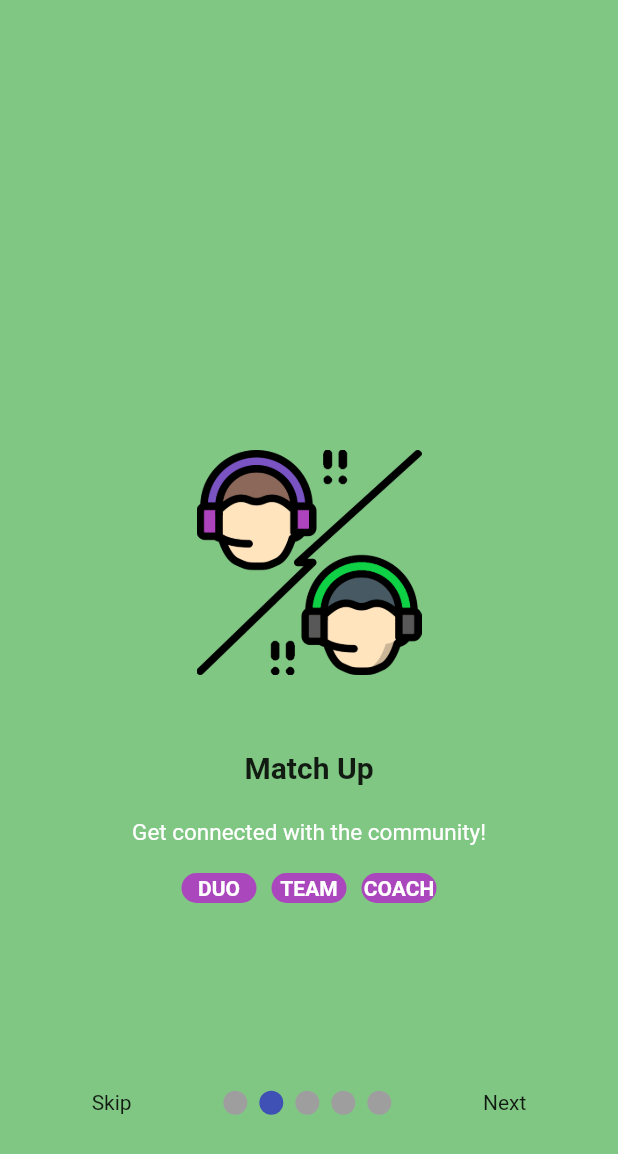
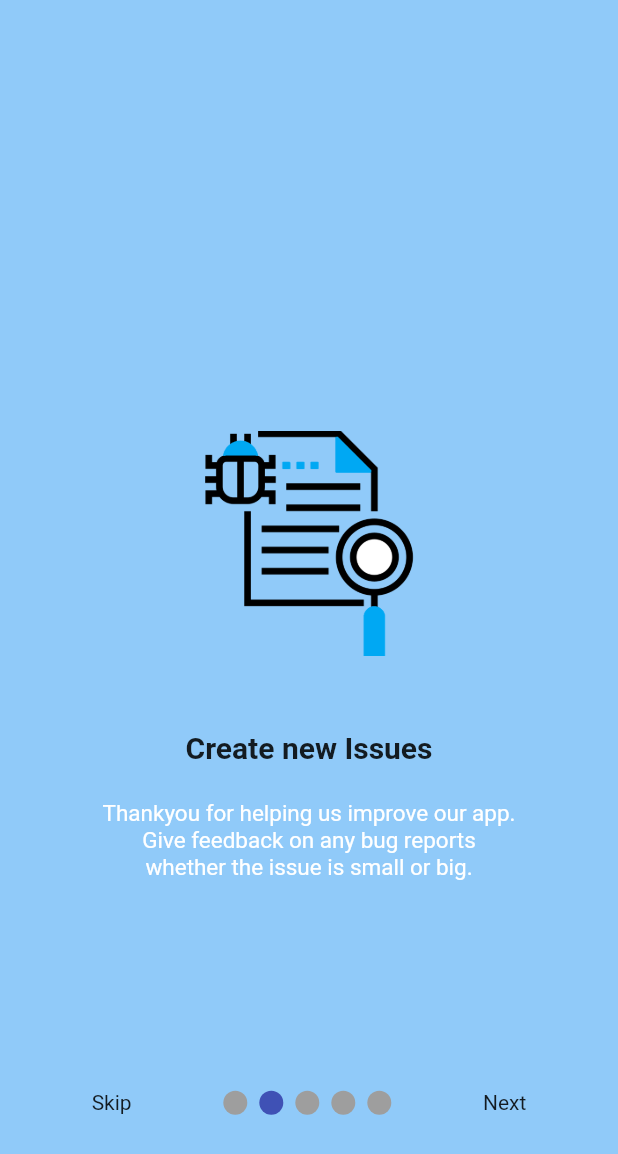
Before and after one commit to MichaelCalbay/projectloner-sdp, a Flutter app: the OnboardingScreen screen opened directly, after a tap on "Next", on a phone screen of 412 x 824 dp. Shown: the top 1154 px of the screen. Run offline on Flutter 3.47's test engine with Material 2 defaults, Android fonts, the phone set to English and light mode, and no system bars; drawn by our look-alikes of smooth_page_indicator; our stand-ins replace cloud_firestore, firebase_auth, firebase_core, fluttertoast, shared_preferences; missing offline and left inert: instabug_flutter; accounts and stored records are empty.

Commit message:
Updating Onboarding
Functions to show onboarding once and change onboarding to first view off app

```diff
--- a/lib/auth/VerifyEmail.dart
+++ b/lib/auth/VerifyEmail.dart
@@ -5,7 +5,7 @@ import 'dart:async';
 import 'package:firebase_auth/firebase_auth.dart';
 import 'package:flutter/material.dart';
 import 'package:projectloner/auth/LoginPage.dart';
-import 'package:projectloner/views/onboarding_screen.dart';
+import 'package:projectloner/views/HomeView.dart';
 
 class VerifyEmailPage extends StatefulWidget {
   const VerifyEmailPage({Key? key}) : super(key: key);
@@ -70,7 +70,7 @@ class _VerifyEmailPageState extends State<VerifyEmailPage> {
 
   @override
   Widget build(BuildContext context) => isEmailVerified
-      ? const OnboardingScreen()
+      ? const HomePage()
       : Scaffold(
           appBar: AppBar(
             title: Text('Email Verification'),
--- a/lib/intro/FirstTime.dart
+++ /dev/null
@@ -1,27 +0,0 @@
-import 'package:shared_preferences/shared_preferences.dart';
-
-class FirstTime{
-Future < int > getOnce() async {
-    int ? intValue;
-    SharedPreferences prefs = await SharedPreferences.getInstance();
-    //Return String
-
-    if (prefs.getInt("initScreen") == null) {
-      intValue = 0;
-    } else {
-      intValue = prefs.getInt("initScreen");
-    }
-
-    return intValue!;
-  }
-
-  Future once(int num) async {
-    SharedPreferences prefs = await SharedPreferences.getInstance();
-    //initScreen
-    await prefs.setInt("initScreen", num);
-
-    int initScreen = (prefs.getInt("initScreen")) !;
-    print('initScreen ${initScreen}');
-    // return initScreen;
-  }
-}
--- a/lib/intro/IntroPage_1.dart
+++ b/lib/intro/IntroPage_1.dart
@@ -4,35 +4,34 @@ import 'package:flutter/material.dart';
 class PageOne extends StatelessWidget {
   const PageOne({Key? key}) : super(key: key);
 
-/*======= REPORT PAGE ========*/
+  /*======= WELCOME PAGE ========*/
 
   @override
   Widget build(BuildContext context) {
     return Container(
-    color: Colors.blue[200],
+      color: Colors.purple[200],
       child: Column(
         mainAxisAlignment: MainAxisAlignment.center,
         children: [
-        Image.asset('images/bug.png',
-        width: 150,
-        height: 250,
+          Image.asset('images/gamer.png',
+            width: 200,
+            height: 300,
           ),
           //const SizedBox(height: 150),
           const Text(
-          "Create new Issues\n",
+            "WELCOME TO LONER!",
             style: TextStyle(
               fontSize: 20,
               fontWeight: FontWeight.bold,
             ),
           ),
           const Text(
-          "Thankyou for helping us improve our app.\n"
-          "Give feedback on any bug reports\n"
-          "whether the issue is small or big.",
+            "Find your next gamer\n",
             textAlign: TextAlign.center,
             style: TextStyle(
               fontSize: 15,
-            color: Colors.white,
+              fontWeight: FontWeight.bold,
+              color: Color.fromARGB(255, 137, 243, 220),
             ),
           ),
         ],
--- a/lib/intro/IntroPage_2.dart
+++ b/lib/intro/IntroPage_2.dart
@@ -4,90 +4,35 @@ import 'package:flutter/material.dart';
 class PageTwo extends StatelessWidget {
   const PageTwo({Key? key}) : super(key: key);
 
-  /*======= MATCH UP PAGE ========*/
+/*======= REPORT PAGE ========*/
 
   @override
   Widget build(BuildContext context) {
     return Container(
-    color: Colors.green[300],
+      color: Colors.blue[200],
       child: Column(
         mainAxisAlignment: MainAxisAlignment.center,
         children: [
-        const SizedBox(height: 250),
-        Image.asset('images/players.png',
+          Image.asset('images/bug.png',
             width: 150,
             height: 250,
           ),
-        //const SizedBox(height: 200),
+          //const SizedBox(height: 150),
           const Text(
-          "Match Up\n",
+            "Create new Issues\n",
             style: TextStyle(
               fontSize: 20,
               fontWeight: FontWeight.bold,
             ),
           ),
           const Text(
-          "Get connected with the community!\n",
+            "Thankyou for helping us improve our app.\n"
+                "Give feedback on any bug reports\n"
+                "whether the issue is small or big.",
             textAlign: TextAlign.center,
             style: TextStyle(
               fontSize: 15,
               color: Colors.white,
-          ),
-        ),
-        Expanded(
-          child: Row(
-            mainAxisAlignment: MainAxisAlignment.center,
-            crossAxisAlignment: CrossAxisAlignment.start,
-
-            children: <Widget>[
-              Container(
-                height: 20,
-                width: 50,
-                decoration: BoxDecoration(
-                  borderRadius: BorderRadius.circular(10),
-                  color: Colors.purple[400],
-                ),
-                alignment: Alignment.center,
-                child: const Text('DUO',
-                style: TextStyle(
-                  fontWeight: FontWeight.bold,
-                  color: Colors.white,
-                ),
-                ),
-              ),
-              const SizedBox(width: 10),
-              Container(
-                height: 20,
-                width: 50,
-                decoration: BoxDecoration(
-                  borderRadius: BorderRadius.circular(10),
-                  color: Colors.purple[400],
-                ),
-                alignment: Alignment.center,
-                child: const Text('TEAM',
-                style: TextStyle(
-                  fontWeight: FontWeight.bold,
-                  color: Colors.white,
-                ),
-                ),
-              ),
-              const SizedBox(width: 10),
-               Container(
-                height: 20,
-                width: 50,
-                decoration: BoxDecoration(
-                  borderRadius: BorderRadius.circular(15),
-                  color: Colors.purple[400],
-                ),
-                alignment: Alignment.center,
-                child: const Text('COACH',
-                style: TextStyle(
-                  fontWeight: FontWeight.bold,
-                  color: Colors.white,
-                ),
-                ),
-              ),
-            ],
             ),
           ),
         ],
--- a/lib/intro/IntroPage_3.dart
+++ b/lib/intro/IntroPage_3.dart
@@ -4,34 +4,90 @@ import 'package:flutter/material.dart';
 class PageThree extends StatelessWidget {
   const PageThree({Key? key}) : super(key: key);
 
-  /*======= MESSAGE PAGE ========*/
+  /*======= MATCH UP PAGE ========*/
 
   @override
   Widget build(BuildContext context) {
     return Container(
-    color: Colors.yellow[300],
+      color: Colors.green[300],
       child: Column(
         mainAxisAlignment: MainAxisAlignment.center,
         children: [
-        Image.asset('images/mail.png',
+          const SizedBox(height: 150),
+          Image.asset('images/players.png',
             width: 150,
             height: 250,
           ),
-        //const SizedBox(height: 150),
+          //const SizedBox(height: 200),
           const Text(
-          "Direct Messages\n",
+            "Match Up\n",
             style: TextStyle(
               fontSize: 20,
               fontWeight: FontWeight.bold,
             ),
           ),
           const Text(
-          "Talk one-on-one with people on loner.\n"
-          "Message coaches or players that suite your interest\n",
+            "Get connected with the community!\n",
             textAlign: TextAlign.center,
             style: TextStyle(
               fontSize: 15,
-            color: Colors.grey,
+              color: Colors.white,
+            ),
+          ),
+          Expanded(
+            child: Row(
+              mainAxisAlignment: MainAxisAlignment.center,
+              crossAxisAlignment: CrossAxisAlignment.start,
+
+              children: <Widget>[
+                Container(
+                  height: 20,
+                  width: 50,
+                  decoration: BoxDecoration(
+                    borderRadius: BorderRadius.circular(10),
+                    color: Colors.purple[400],
+                  ),
+                  alignment: Alignment.center,
+                  child: const Text('DUO',
+                    style: TextStyle(
+                      fontWeight: FontWeight.bold,
+                      color: Colors.white,
+                    ),
+                  ),
+                ),
+                const SizedBox(width: 10),
+                Container(
+                  height: 20,
+                  width: 50,
+                  decoration: BoxDecoration(
+                    borderRadius: BorderRadius.circular(10),
+                    color: Colors.purple[400],
+                  ),
+                  alignment: Alignment.center,
+                  child: const Text('TEAM',
+                    style: TextStyle(
+                      fontWeight: FontWeight.bold,
+                      color: Colors.white,
+                    ),
+                  ),
+                ),
+                const SizedBox(width: 10),
+                Container(
+                  height: 20,
+                  width: 50,
+                  decoration: BoxDecoration(
+                    borderRadius: BorderRadius.circular(15),
+                    color: Colors.purple[400],
+                  ),
+                  alignment: Alignment.center,
+                  child: const Text('COACH',
+                    style: TextStyle(
+                      fontWeight: FontWeight.bold,
+                      color: Colors.white,
+                    ),
+                  ),
+                ),
+              ],
             ),
           ),
         ],
--- a/lib/intro/IntroPage_4.dart
+++ b/lib/intro/IntroPage_4.dart
@@ -4,34 +4,34 @@ import 'package:flutter/material.dart';
 class PageFour extends StatelessWidget {
   const PageFour({Key? key}) : super(key: key);
 
-  /*======= STATS PAGE ========*/
+  /*======= MESSAGE PAGE ========*/
 
   @override
   Widget build(BuildContext context) {
     return Container(
-    color: Colors.red[500],
+      color: Colors.yellow[300],
       child: Column(
         mainAxisAlignment: MainAxisAlignment.center,
         children: [
-        Image.asset('images/glasses.png',
+          Image.asset('images/mail.png',
             width: 150,
             height: 250,
           ),
           //const SizedBox(height: 150),
           const Text(
-          "Check Stats\n",
+            "Direct Messages\n",
             style: TextStyle(
               fontSize: 20,
               fontWeight: FontWeight.bold,
             ),
           ),
           const Text(
-          "Stats are updated/shown of all players in our community\n"
-          "This include all game modes, KD and many more...\n",
+            "Talk one-on-one with people on loner.\n"
+                "Message coaches or players that suite your interest\n",
             textAlign: TextAlign.center,
             style: TextStyle(
               fontSize: 15,
-            color: Colors.white,
+              color: Colors.grey,
             ),
           ),
         ],
--- a/lib/intro/IntroPage_5.dart
+++ b/lib/intro/IntroPage_5.dart
@@ -4,34 +4,34 @@ import 'package:flutter/material.dart';
 class PageFive extends StatelessWidget {
   const PageFive({Key? key}) : super(key: key);
 
-  /*======= WELCOME PAGE ========*/
+  /*======= STATS PAGE ========*/
 
   @override
   Widget build(BuildContext context) {
     return Container(
-    color: Colors.purple[200],
+      color: Colors.red[500],
       child: Column(
         mainAxisAlignment: MainAxisAlignment.center,
         children: [
-        Image.asset('images/gamer.png',
-        width: 200,
-        height: 300,
+          Image.asset('images/glasses.png',
+            width: 150,
+            height: 250,
           ),
           //const SizedBox(height: 150),
           const Text(
-          "WELCOME TO LONER!",
+            "Check Stats\n",
             style: TextStyle(
               fontSize: 20,
               fontWeight: FontWeight.bold,
             ),
           ),
           const Text(
-          "Find your next gamer\n",
+            "Stats are updated/shown of all players in our community\n"
+                "This include all game modes, KD and many more...\n",
             textAlign: TextAlign.center,
             style: TextStyle(
               fontSize: 15,
-            fontWeight: FontWeight.bold,
-            color: Color.fromARGB(255, 137, 243, 220),
+              color: Colors.white,
             ),
           ),
         ],
--- a/lib/views/onboarding_screen.dart
+++ b/lib/views/onboarding_screen.dart
@@ -4,11 +4,10 @@ import 'package:projectloner/intro/IntroPage_2.dart';
 import 'package:projectloner/intro/IntroPage_3.dart';
 import 'package:projectloner/intro/IntroPage_4.dart';
 import 'package:projectloner/intro/IntroPage_5.dart';
-import 'package:projectloner/views/HomeView.dart';
+import 'package:shared_preferences/shared_preferences.dart';
+import 'package:smooth_page_indicator/smooth_page_indicator.dart';
+import '../auth/CheckLogin.dart';
 
-import 'package:smooth_page_indicator/smooth_page_indicator.dart';
-
-import '../intro/FirstTime.dart';
 
 class OnboardingScreen extends StatefulWidget {
   const OnboardingScreen({Key? key}) : super(key: key);
@@ -23,6 +22,15 @@ class _OnboardingScreenState extends State<OnboardingScreen> {
 
   /* KEEP TRACK OFF LAST PAGE */
   bool onLastPage = false;
+
+  _storeOnboardInfo() async {
+    print("Shared pref called");
+    int isViewed = 0;
+    SharedPreferences prefs = await SharedPreferences.getInstance();
+    await prefs.setInt('onBoard', isViewed);
+    print(prefs.getInt('onBoard'));
+  }
+
 
   @override
   Widget build(BuildContext context) {
@@ -71,17 +79,18 @@ class _OnboardingScreenState extends State<OnboardingScreen> {
                 onLastPage ?
                 GestureDetector(
                   onTap: (){
+                    _storeOnboardInfo();
                     Navigator.push(context, MaterialPageRoute(builder: (context){
                       /* AFTER LAST PAGE RETURN TO HOME PAGE */
-                      return const HomePage();
+                      return const CheckLogin();
                     }),
                     );
                   },
-                  child: const Text('Done'),
+                  child: const Text('Log In'),
                 )
                 : GestureDetector(
                   onTap: (){
-                    FirstTime().once(1);
+                    //FirstTime().once(1);
                     _controller.nextPage(
                       duration: const Duration(milliseconds: 500),
                     curve: Curves.easeIn);
```
Also changed, not shown: lib/main.dart (+6 -7 lines), 1 other file. Lines whose indentation alone changed are shown as unchanged.
